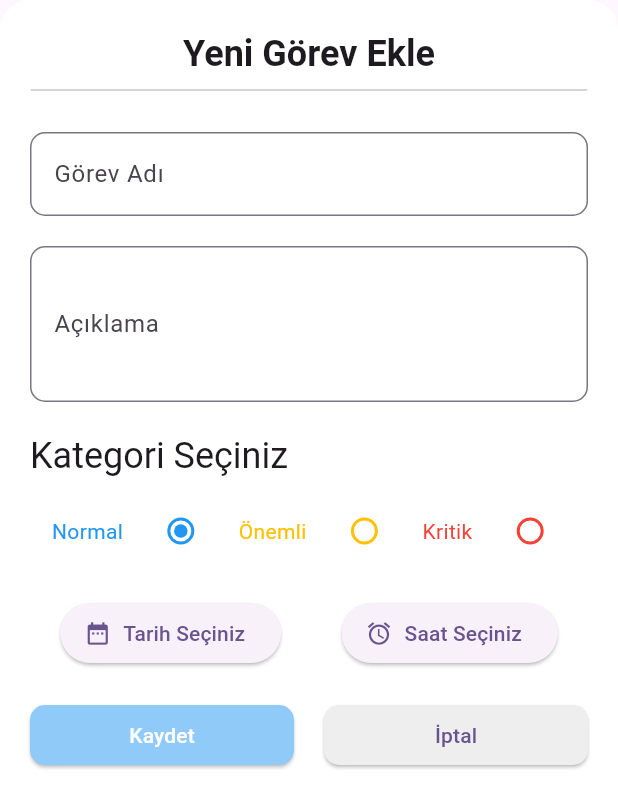
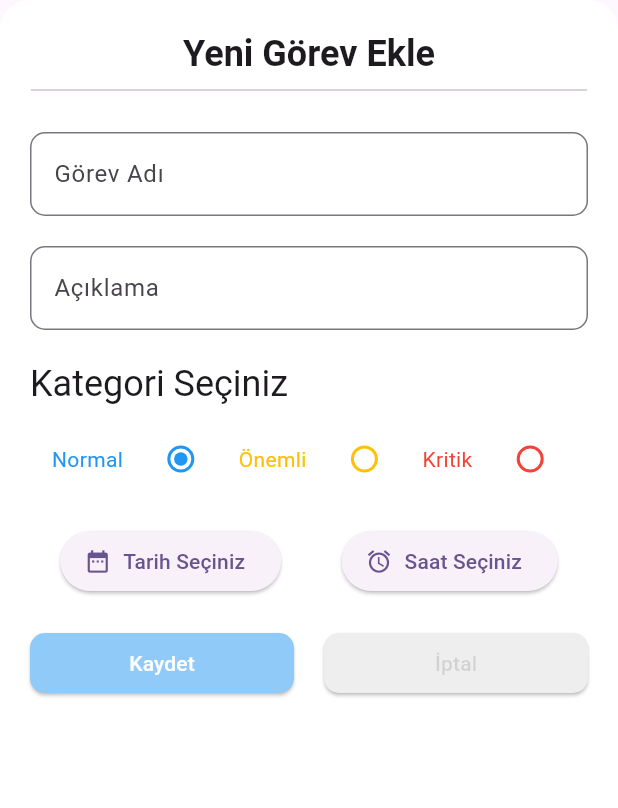
Before and after one commit to ykakkaya/todoapp-riverpod-firebase, a Flutter app: the NewTaskForm widget shown alone on an empty page, opened directly, on a phone screen of 412 x 824 dp. Shown: the top 808 px of the screen. Run offline on Flutter 3.47's test engine with Material 3 defaults, Android fonts, the phone set to English and light mode, and no system bars; our stand-ins replace flutter_datetime_picker_plus, flutter_riverpod, gap.

Commit message:
form widgets reusebla-1

```diff
--- a/lib/utils/category_enum.dart
+++ b/lib/utils/category_enum.dart
@@ -2,7 +2,9 @@ enum CategoryEnum {
   All,
   Normal,
   Onemli,
-  Kritik,
+  Kritik;
+
+  String get label => categoryLabels[this]!;
 }
 
 const categoryLabels = {
--- a/lib/widgets/custom_appbar.dart
+++ b/lib/widgets/custom_appbar.dart
@@ -10,7 +10,6 @@ class CustomAppbar extends StatefulWidget implements PreferredSizeWidget {
   State<CustomAppbar> createState() => _CustomAppbarState();
 
   @override
-  // TODO: implement preferredSize
   Size get preferredSize => Size.fromHeight(kToolbarHeight);
 }
 
--- /dev/null
+++ b/lib/widgets/form/form_button.dart
@@ -0,0 +1,32 @@
+// ignore_for_file: public_member_api_docs, sort_constructors_first
+import 'package:flutter/material.dart';
+
+class FormButton extends StatelessWidget {
+  String buttonText;
+  Color backgroundColor;
+  Color textColor;
+  FormButton({
+    Key? key,
+    required this.buttonText,
+    required this.backgroundColor,
+    required this.textColor,
+  }) : super(key: key);
+
+  @override
+  Widget build(BuildContext context) {
+    return ElevatedButton(
+
+      onPressed: () {},
+      style: ElevatedButton.styleFrom(
+        backgroundColor: backgroundColor,
+        shape: RoundedRectangleBorder(
+          borderRadius: BorderRadius.circular(10),
+        ),
+      ),
+      child: Text(
+        buttonText,
+        style: TextStyle(color: textColor),
+      ),
+    );
+  }
+}
--- /dev/null
+++ b/lib/widgets/form/form_name_text.dart
@@ -0,0 +1,19 @@
+import 'package:flutter/material.dart';
+
+class FormNameText extends StatelessWidget {
+  String title;
+  FormNameText({
+    Key? key,
+    required this.title,
+  }) : super(key: key);
+
+  @override
+  Widget build(BuildContext context) {
+    return Text(
+      title,
+      style: Theme.of(
+        context,
+      ).textTheme.headlineSmall?.copyWith(fontWeight: FontWeight.bold),
+    );
+  }
+}
--- /dev/null
+++ b/lib/widgets/form/task_input.dart
@@ -0,0 +1,27 @@
+// ignore_for_file: public_member_api_docs, sort_constructors_first
+import 'package:flutter/material.dart';
+
+class TaskInput extends StatelessWidget {
+  String labelText;
+  String hintText;
+  int maxLine;
+  TaskInput({
+    Key? key,
+    required this.labelText,
+    required this.hintText,
+    this.maxLine = 1,
+  }) : super(key: key);
+
+  @override
+  Widget build(BuildContext context) {
+    return TextFormField(
+      decoration: InputDecoration(
+        labelText: labelText,
+        hintText: hintText,
+        border: OutlineInputBorder(
+          borderRadius: BorderRadius.circular(10),
+        ),
+      ),
+    );
+  }
+}
--- a/lib/widgets/new_task_form.dart
+++ b/lib/widgets/new_task_form.dart
@@ -1,3 +1,4 @@
+// ignore_for_file: public_member_api_docs, sort_constructors_first
 import 'package:flutter/cupertino.dart';
 import 'package:flutter/material.dart';
 import 'package:flutter_datetime_picker_plus/flutter_datetime_picker_plus.dart';
@@ -7,6 +8,9 @@ import 'package:todoapp/providers/taskProviders/category_radio_provider.dart';
 import 'package:todoapp/providers/taskProviders/task_add_date_provider.dart';
 import 'package:todoapp/utils/category_enum.dart';
 import 'package:todoapp/utils/project_text.dart';
+import 'package:todoapp/widgets/form/form_button.dart';
+import 'package:todoapp/widgets/form/form_name_text.dart';
+import 'package:todoapp/widgets/form/task_input.dart';
 
 class NewTaskForm extends ConsumerWidget {
   const NewTaskForm({super.key});
@@ -29,12 +33,7 @@ class NewTaskForm extends ConsumerWidget {
         child: Column(
           children: [
             Gap(20),
-            Text(
-              ProjectText.newTask,
-              style: Theme.of(
-                context,
-              ).textTheme.headlineSmall?.copyWith(fontWeight: FontWeight.bold),
-            ),
+            FormNameText(title: ProjectText.newTask,),
             Divider(
               indent: MediaQuery.of(context).size.width * 0.05,
               endIndent: MediaQuery.of(context).size.width * 0.05,
@@ -47,26 +46,9 @@ class NewTaskForm extends ConsumerWidget {
                 child: Column(
                   crossAxisAlignment: CrossAxisAlignment.stretch,
                   children: [
-                    TextFormField(
-                      decoration: InputDecoration(
-                        labelText: ProjectText.taskNameLabel,
-                        hintText: ProjectText.taskNameHint,
-                        border: OutlineInputBorder(
-                          borderRadius: BorderRadius.circular(10),
-                        ),
-                      ),
-                    ),
+                    TaskInput(labelText: ProjectText.taskNameLabel, hintText:ProjectText.taskNameHint,),
                     Gap(20),
-                    TextFormField(
-                      maxLines: 3,
-                      decoration: InputDecoration(
-                        labelText:ProjectText.descriptionLabel,
-                        hintText: ProjectText.descriptionHint,
-                        border: OutlineInputBorder(
-                          borderRadius: BorderRadius.circular(10),
-                        ),
-                      ),
-                    ),
+                    TaskInput(labelText: ProjectText.descriptionLabel, hintText: ProjectText.descriptionHint,maxLine: 3,),
                     Gap(20),
                     Text(
                       ProjectText.categorySelect,
@@ -129,36 +111,11 @@ class NewTaskForm extends ConsumerWidget {
                     Row(
                       children: [
                         Expanded(
-                          child: ElevatedButton(
-
-                            onPressed: () {},
-                            style: ElevatedButton.styleFrom(
-                              backgroundColor: Colors.blue.shade200,
-                              shape: RoundedRectangleBorder(
-                                borderRadius: BorderRadius.circular(10),
-                              ),
-                            ),
-                            child: Text(
-                              ProjectText.savedButton,
-                              style: TextStyle(color: Colors.white),
-                            ),
-                          ),
+                          child: FormButton(buttonText: ProjectText.savedButton, backgroundColor: Colors.blue.shade200, textColor: Colors.white,),
                         ),
                         Gap(20),
                          Expanded(
-                           child: ElevatedButton(
-                                                 onPressed: () {
-                                                 },
-                                                 style: ElevatedButton.styleFrom(
-                                                   backgroundColor: Colors.grey.shade200,
-                                                   shape: RoundedRectangleBorder(
-                            borderRadius: BorderRadius.circular(10),
-                                                   ),
-                                                 ),
-                                                 child: Text(
-                                                   ProjectText.cancelButton,
-                                                 ),
-                                               ),
+                           child: FormButton(buttonText: ProjectText.cancelButton, backgroundColor: Colors.grey.shade200, textColor: Colors.black12,),
                          ),
                       ],
                     ),
```
